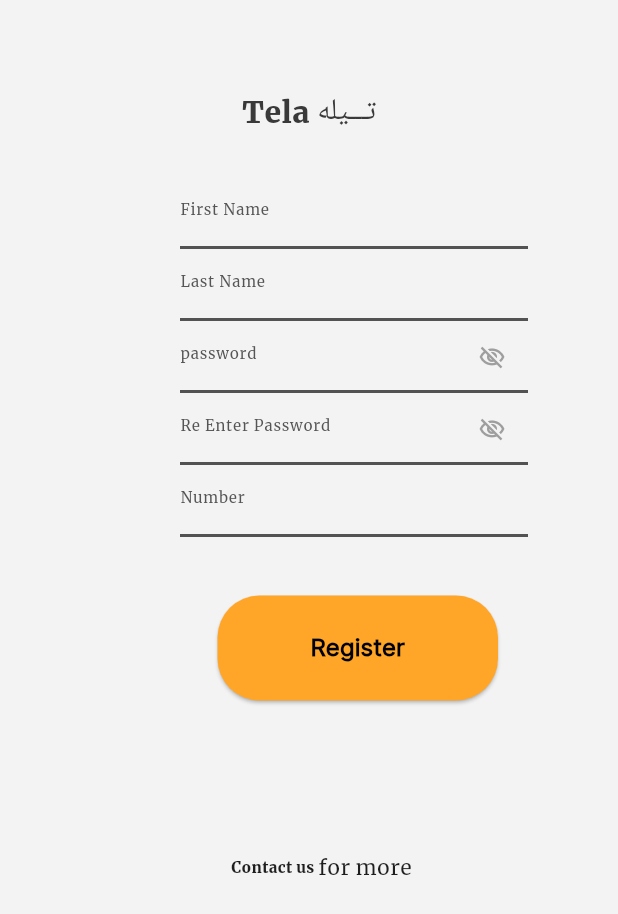
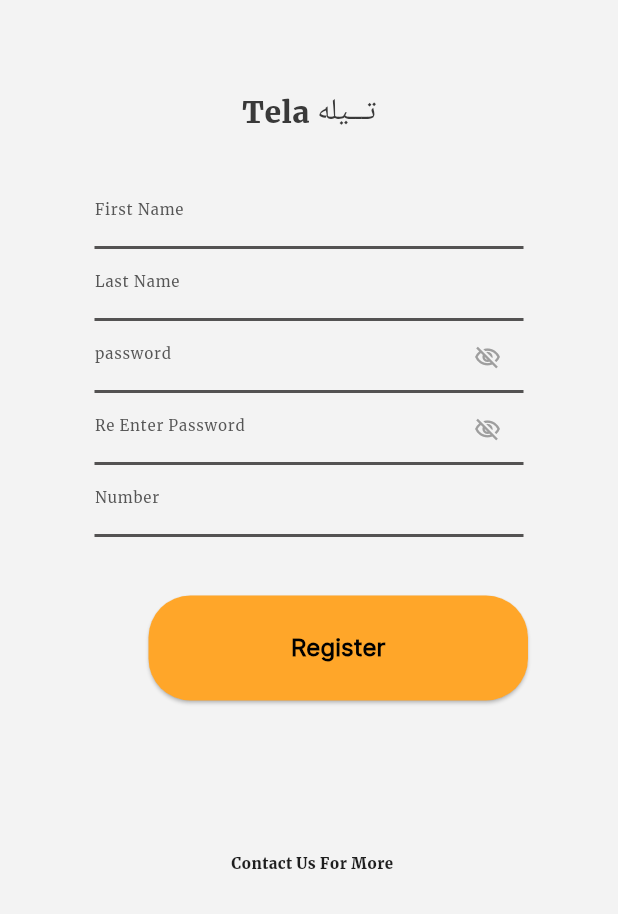
Before and after one commit to telaapp29/telaapp_last-updata, a Flutter app: the SignUp screen opened by its route, on a phone screen of 412 x 824 dp. Shown: the top 914 px of the screen. Run offline on Flutter 3.47's test engine with Material 3 defaults, Android fonts, the phone set to English and light mode, and no system bars; our stand-ins replace flutter_tts, get_it, go_router, image_picker, shared_preferences, sqflite; missing offline and left inert: google_mlkit_image_labeling, translator; accounts and stored records are empty.

Commit message:
Update text aligment Siginup.dart

```diff
--- a/lib/features/register/Siginup.dart
+++ b/lib/features/register/Siginup.dart
@@ -67,8 +67,8 @@ class _SignUpState extends State<SignUp> {
             Padding(
               padding: const EdgeInsets.only(
                 bottom: 2,
-                right: 60,
-                left: 120,
+                right: 63,
+                left: 63,
               ),
               child: Form(
                 key: _formKey,
@@ -104,7 +104,7 @@ class _SignUpState extends State<SignUp> {
             ),
             Padding(
               padding: const EdgeInsets.only(
-                  top: 37, left: 145, right: 80, bottom: 101),
+                  top: 37, left: 99, right: 60, bottom: 101),
               child: CustomBtn(
                 text: "Register",
                 width: 279,
@@ -134,9 +134,8 @@ class _SignUpState extends State<SignUp> {
               ),
               child: Row(
                 children: [
-                  Text("Contact us ",
+                  Text("Contact Us For More",
                       style: CustomTextStyles.MerriweatherBlackstyle24),
-                  Text("for more", style: CustomTextStyles.Merriweatherstyle24),
                 ],
               ),
             ),
```
